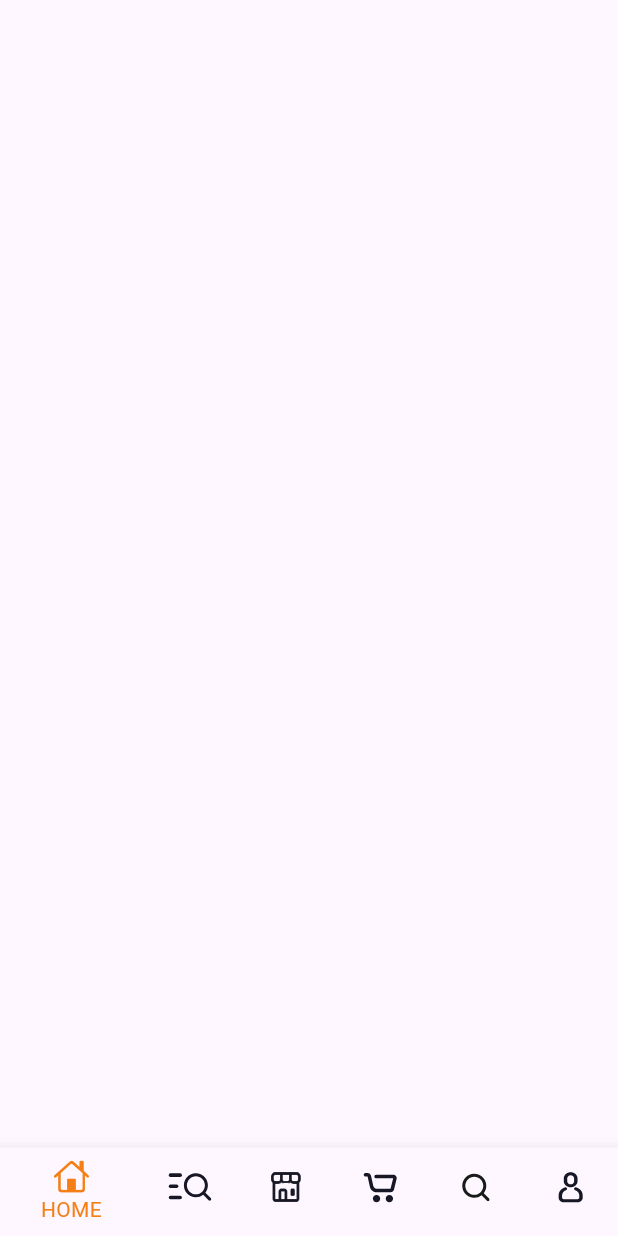
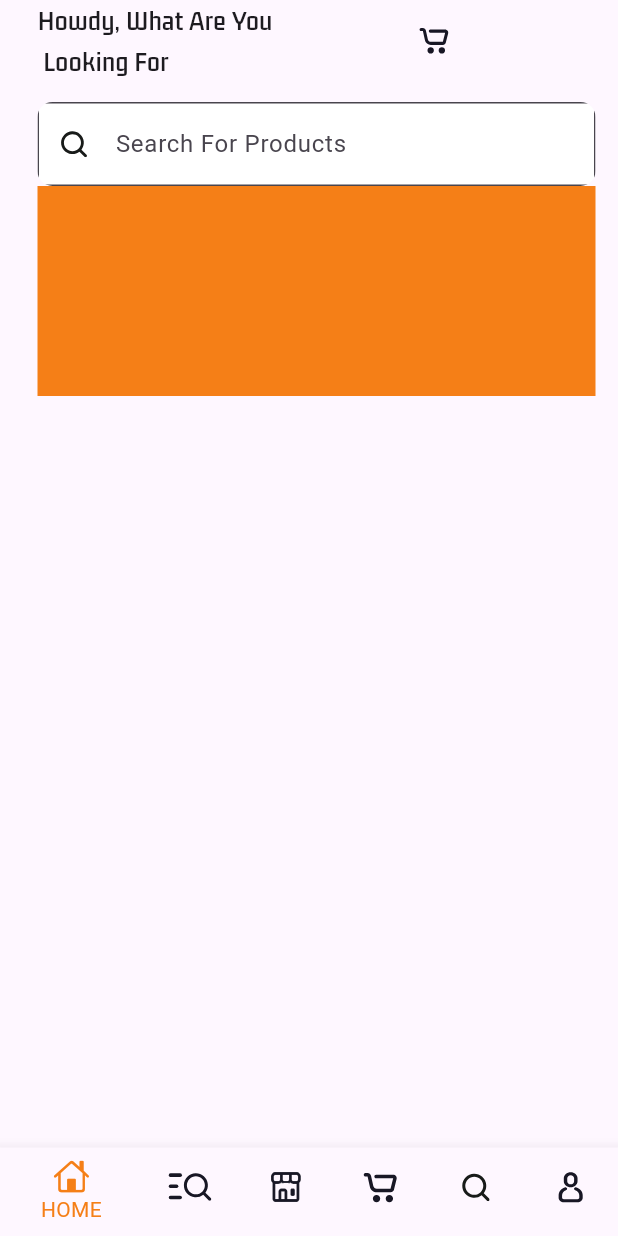
Before and after one commit to ChillBunny/app_store, a Flutter app: the screen it shows after launch, on a phone screen of 412 x 824 dp. Run offline on Flutter 3.47's test engine with Material 3 defaults, Android fonts, the phone set to English and light mode, and no system bars; our stand-ins replace firebase_core, flutter_svg; accounts and stored records are empty.

```diff
--- a/lib/views/buyers/main_screen.dart
+++ b/lib/views/buyers/main_screen.dart
@@ -1,3 +1,9 @@
+import 'package:app_store/views/buyers/nav_screens/account_screen.dart';
+import 'package:app_store/views/buyers/nav_screens/cart_screen.dart';
+import 'package:app_store/views/buyers/nav_screens/category_screen.dart';
+import 'package:app_store/views/buyers/nav_screens/home_screen.dart';
+import 'package:app_store/views/buyers/nav_screens/search_screen.dart';
+import 'package:app_store/views/buyers/nav_screens/store_screen.dart';
 import 'package:flutter/cupertino.dart';
 import 'package:flutter/material.dart';
 import 'package:flutter_svg/flutter_svg.dart';
@@ -9,10 +15,31 @@ class MainScreen extends StatefulWidget {
 }
 
 class _MainScreenState extends State<MainScreen> {
+  int _pageIndex = 0;
+  final List<Widget> _pages = [
+    const HomeScreen(),
+    const CategoryScreen(),
+    const StoreScreen(),
+    const CartScreen(),
+    const SearchScreen(),
+    const AccountScreen(),
+
+  ];
   @override
   Widget build(BuildContext context) {
+
     return Scaffold(
       bottomNavigationBar: BottomNavigationBar(
+
+          currentIndex: _pageIndex,
+          onTap: (value){
+            setState(
+              () {
+            _pageIndex = value;
+            }
+            );
+          },
+
           unselectedItemColor: Colors.black,
           selectedItemColor: Colors.yellow.shade900,
           items: [
@@ -40,7 +67,9 @@ class _MainScreenState extends State<MainScreen> {
               icon: SvgPicture.asset('assets/icons/account.svg'),
               label: 'ACCOUNT',
             ),
-          ]),
+          ]
+          ),
+          body: _pages[_pageIndex],
     );
   }
 }
--- /dev/null
+++ b/lib/views/buyers/nav_screens/home_screen.dart
@@ -0,0 +1,27 @@
+import 'package:app_store/views/buyers/nav_screens/widgets/banner_widgets.dart';
+import 'package:app_store/views/buyers/nav_screens/widgets/search_input_widget.dart';
+import 'package:app_store/views/buyers/nav_screens/widgets/welcome_text_widget.dart';
+import 'package:flutter/cupertino.dart';
+import 'package:flutter/material.dart';
+
+class HomeScreen extends StatelessWidget {
+  const HomeScreen({super.key});
+
+  @override
+  Widget build(BuildContext context) {
+    return Padding(
+        padding: EdgeInsets.only(
+            top: MediaQuery.of(context).padding.top, left: 25, right: 15),
+        child: const Column(
+          children: [
+            WelcomeText(),
+            SizedBox(
+              height: 14,
+            ),
+            SearchInputWidget(),
+            BannerWidget(),
+          ],
+      )
+    );
+  }
+}
--- /dev/null
+++ b/lib/views/buyers/nav_screens/widgets/banner_widgets.dart
@@ -0,0 +1,16 @@
+import 'package:flutter/material.dart';
+
+
+class BannerWidget extends StatelessWidget {
+  const BannerWidget({super.key});
+
+  @override
+  Widget build(BuildContext context) {
+    return Container(
+      height: 140,
+      width: MediaQuery.of(context).size.width,
+      decoration: BoxDecoration(color: Colors.yellow.shade900),
+
+    );
+  }
+}
--- /dev/null
+++ b/lib/views/buyers/nav_screens/widgets/search_input_widget.dart
@@ -0,0 +1,27 @@
+import 'package:flutter/material.dart';
+import 'package:flutter_svg/flutter_svg.dart';
+
+class SearchInputWidget extends StatelessWidget {
+  const SearchInputWidget({
+    super.key,
+  });
+
+  @override
+  Widget build(BuildContext context) {
+    return ClipRRect(
+      borderRadius: BorderRadius.circular(10),
+      child:  TextField(
+        decoration: InputDecoration(
+            fillColor: Colors.white,
+            filled: true,
+            hintText: 'Search For Products',
+            border: const OutlineInputBorder(),
+            prefixIcon: Padding(
+              padding: const EdgeInsets.all(15.0),
+              child: SvgPicture.asset('assets/icons/search.svg',width: 10,),
+            )
+            ),
+      ),
+    );
+  }
+}
--- /dev/null
+++ b/lib/views/buyers/nav_screens/widgets/welcome_text_widget.dart
@@ -0,0 +1,33 @@
+import 'package:app_store/views/buyers/nav_screens/widgets/search_input_widget.dart';
+import 'package:flutter/cupertino.dart';
+import 'package:flutter/material.dart';
+import 'package:flutter_svg/flutter_svg.dart';
+
+class WelcomeText extends StatelessWidget {
+  const WelcomeText({
+    super.key,
+  });
+
+  @override
+  Widget build(BuildContext context) {
+    return Row(
+      mainAxisAlignment: MainAxisAlignment.spaceBetween,
+      children: [
+        const Text('Howdy, What Are You\n Looking For',
+            style: TextStyle(
+                fontSize: 19,
+                fontWeight: FontWeight.bold,
+                fontFamily: 'Semi-Bold')),
+        Container(
+          child: SvgPicture.asset(
+            'assets/icons/cart.svg',
+            width: 20,
+          ),
+        ),
+        const SizedBox(
+          height: 14,
+        ),
+      ],
+    );
+  }
+}
```
Also changed, not shown: lib/main.dart (+16 -1 lines), lib/views/buyers/nav_screens/account_screen.dart (added, +11 -0 lines), lib/views/buyers/nav_screens/cart_screen.dart (added, +11 -0 lines), lib/views/buyers/nav_screens/category_screen.dart (added, +11 -0 lines), lib/views/buyers/nav_screens/search_screen.dart (added, +11 -0 lines), lib/views/buyers/nav_screens/store_screen.dart (added, +15 -0 lines), pubspec.yaml (+7 -13 lines), pubspec.lock, 6 other files.
